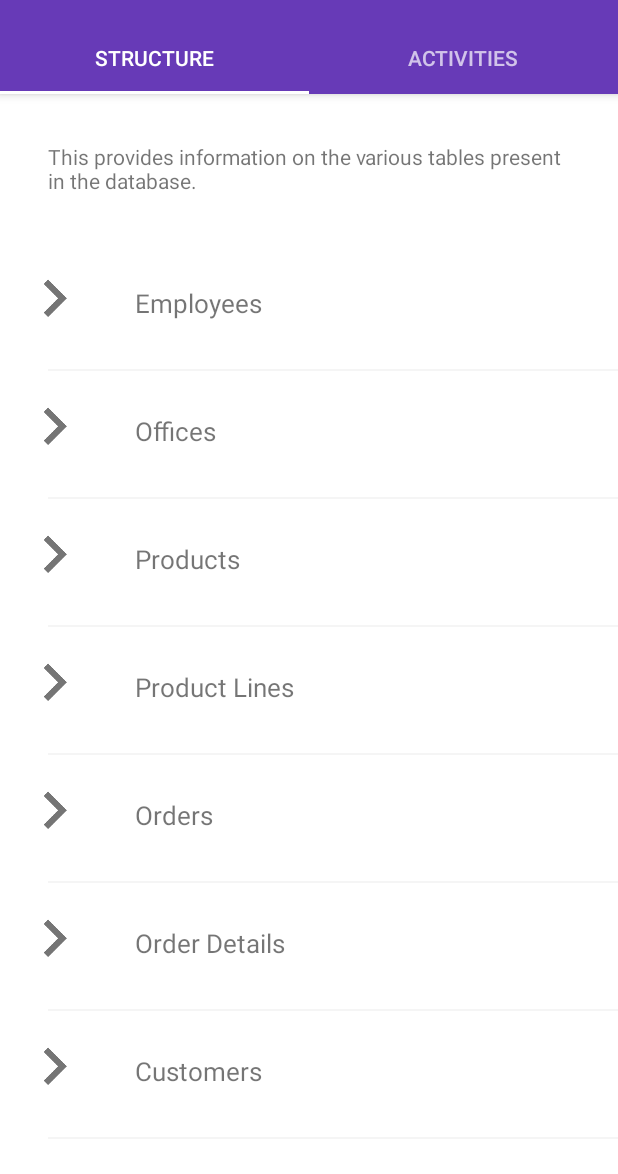
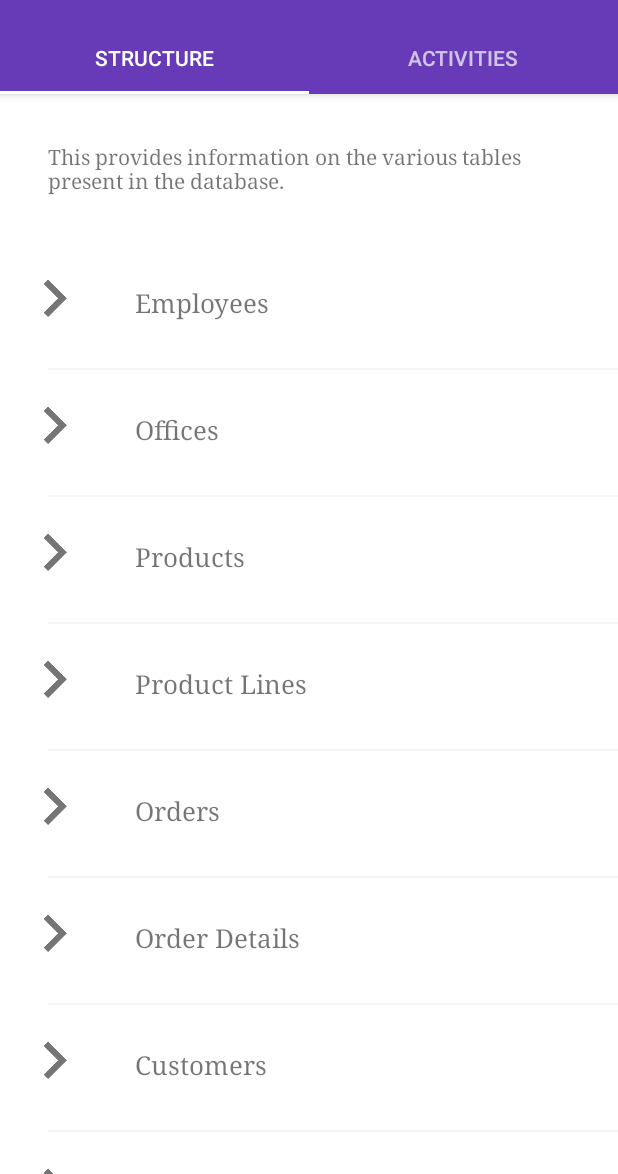
Before and after one commit to webianks/AnoTech-Android, an Android app: the screen it shows after launch (MainActivity), on a phone screen of 412 x 824 dp, the part 62-1236 px from its top. Run offline under Robolectric (Android 15) with nearby library versions, the phone set to English and light mode, and no system bars; libraries missing offline, so code that uses them is left out: in.myinnos.customfontlibrary; 1 statement that could not run was skipped.

Commit message:
Custom font for entire app

```diff
--- a/app/build.gradle
+++ b/app/build.gradle
@@ -27,6 +27,8 @@ dependencies {
     compile 'com.android.support:appcompat-v7:25.3.0'
     testCompile 'junit:junit:4.12'
     compile 'com.android.support:design:25.3.0'
+    compile 'com.github.myinnos:AppFontChanger:1.0'
 
     debugCompile 'com.amitshekhar.android:debug-db:1.0.0'
+
 }
--- a/app/src/main/AndroidManifest.xml
+++ b/app/src/main/AndroidManifest.xml
@@ -3,6 +3,7 @@
     package="com.webianks.anotech">
 
     <application
+        android:name=".AnotechApplication"
         android:allowBackup="true"
         android:icon="@mipmap/ic_launcher"
         android:label="@string/app_name"
--- /dev/null
+++ b/app/src/main/java/com/webianks/anotech/AnotechApplication.java
@@ -0,0 +1,19 @@
+package com.webianks.anotech;
+
+import android.app.Application;
+
+import in.myinnos.customfontlibrary.TypefaceUtil;
+
+/**
+ * Created by R Ankit on 21-03-2017.
+ */
+
+public class AnotechApplication extends Application {
+
+    @Override
+    public void onCreate() {
+        super.onCreate();
+        // custom font for entire App
+        TypefaceUtil.overrideFont(getApplicationContext(), "SERIF", "fonts/Montserrat-Regular.ttf");
+    }
+}
--- a/app/src/main/res/values/styles.xml
+++ b/app/src/main/res/values/styles.xml
@@ -6,6 +6,7 @@
         <item name="colorPrimary">@color/colorPrimary</item>
         <item name="colorPrimaryDark">@color/colorPrimaryDark</item>
         <item name="colorAccent">@color/colorAccent</item>
+        <item name="android:typeface">serif</item>
     </style>
 
 </resources>
--- a/build.gradle
+++ b/build.gradle
@@ -15,6 +15,7 @@ buildscript {
 allprojects {
     repositories {
         jcenter()
+        maven { url "https://jitpack.io" }
     }
 }
 
```
Also changed, not shown: app/src/main/assets/fonts/Montserrat-Regular.ttf (added), app/src/main/assets/fonts/Roboto-Regular.ttf (added).
